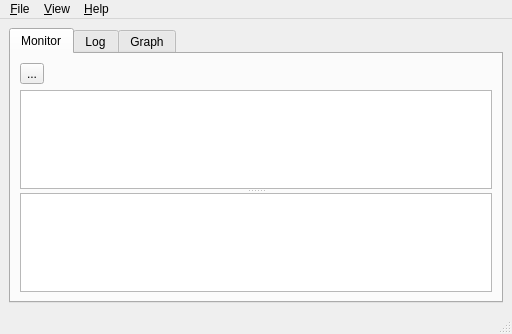
Qt form src/mainwin.ui (jrenken/udp4all) before a commit.
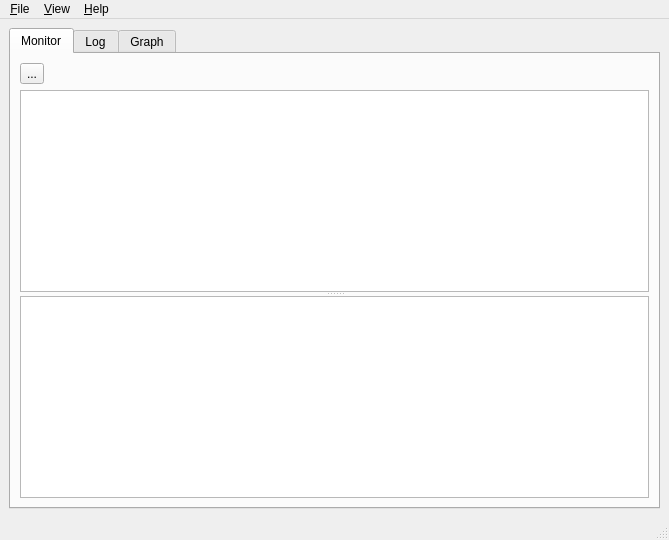
The same form after that commit. Icons and pictures are not drawn.

```diff
--- a/src/mainwin.ui
+++ b/src/mainwin.ui
@@ -6,8 +6,8 @@
    <rect>
     <x>0</x>
     <y>0</y>
-    <width>512</width>
-    <height>334</height>
+    <width>669</width>
+    <height>540</height>
    </rect>
   </property>
   <property name="windowTitle">
@@ -130,7 +130,7 @@
     <rect>
      <x>0</x>
      <y>0</y>
-     <width>512</width>
+     <width>669</width>
      <height>24</height>
     </rect>
    </property>
```
Left out of the diff: 28 changed lines with no effect on the pictures.
